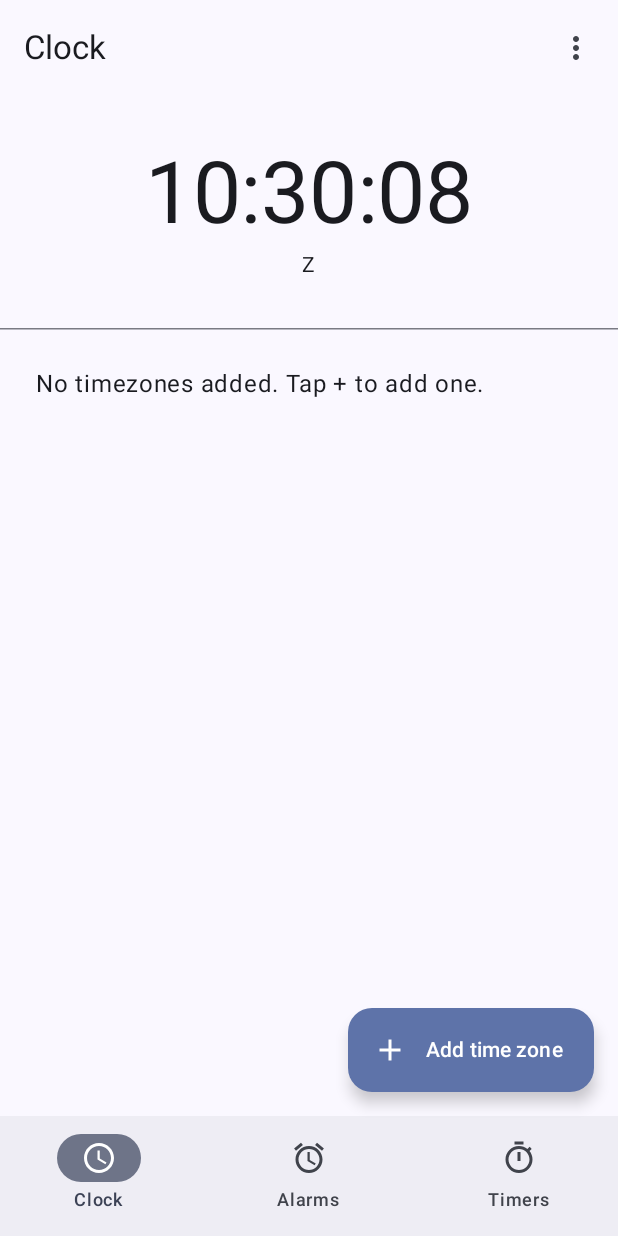
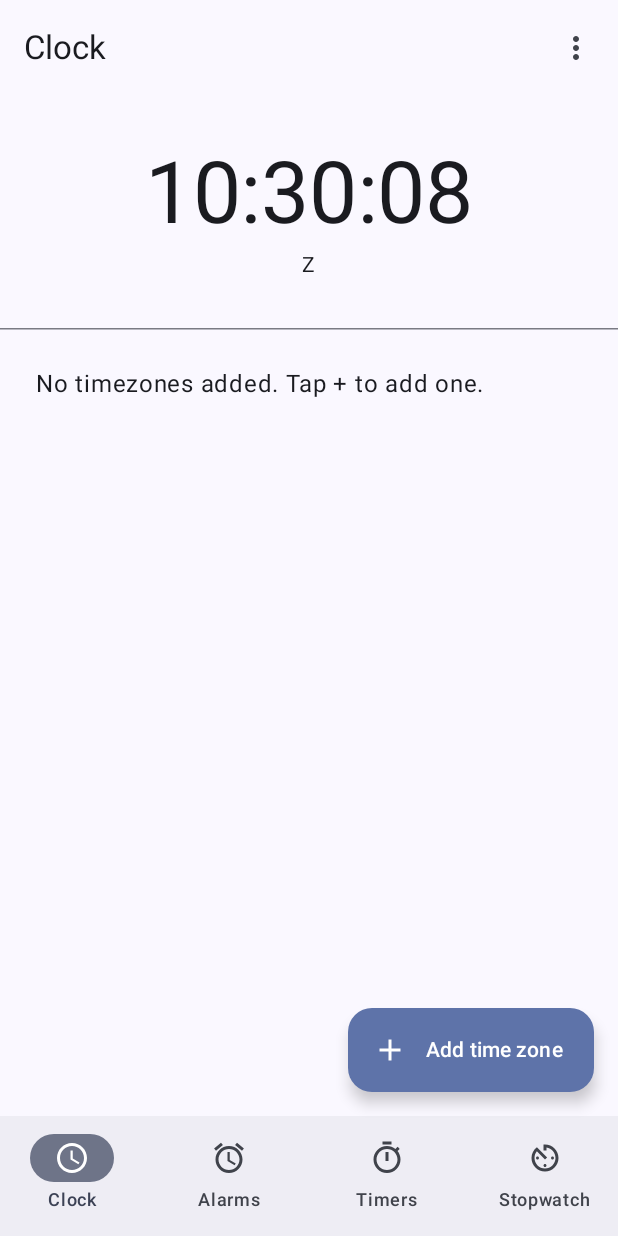
Before and after one commit to TargetCrafter/HA-Alarmclock, an Android app built with Jetpack Compose: the screen it shows after launch (MainActivity), on a phone screen of 412 x 824 dp. Run offline under Robolectric (Android 15) with nearby library versions, the phone set to English and light mode, and no system bars; our stand-ins replace Room's generated code; 5 statements that could not run were skipped.

Commit message:
True 1s widget ticking via foreground service, widget polish, hourly alarm heads-up, stopwatch tab
- Analog widget now ticks every second via a real foreground service
  (AnalogWidgetTickerService) instead of AlarmManager, which Android throttles to roughly
  every few seconds once the app isn't foregrounded - not a bug in how it was scheduled,
  just the platform ceiling on that API. Costs one permanent, silent, low-priority
  notification while any analog widget is present, plus a bit more battery, matching how
  HaSyncService already works for HA connectivity. AnalogWidgetTicker now just starts/stops
  the service (ensureRunning/stopIfNoInstances), tracking both the opaque and transparent
  analog providers together since a provider's own onDisabled only fires when *that*
  provider's last instance goes.
- Transparent analog widget now bakes a filled circle behind the face into the bitmap
  (AnalogClockRenderer's backgroundCircleColor) so it still reads as a clock face on the
  wallpaper instead of bare hands, without the rectangle the opaque variant already gets.
- widget_analog_clock.xml reworked from a squeezed LinearLayout to a full-bleed FrameLayout:
  the clock face fills the whole widget (bigger), with the next-alarm line overlaid near
  the bottom instead of its own row. All four widgets (analog/digital, opaque/transparent)
  now hide that line entirely when there's no next alarm, instead of a permanent
  "No alarm set" placeholder.
- The upcoming-alarm notification (already ongoing/non-dismissable with a live countdown
  and Skip action) now fires an hour before an alarm instead of 10 minutes, for a much
  clearer heads-up window.
- Added a Stopwatch tab: counts up in MM:SS.mmm, Start/Pause/Resume plus a button that's
  Lap while running and Reset once paused. Backed by SystemClock.elapsedRealtime() (immune
  to wall-clock changes) in a plain ViewModel - no foreground service, since a stopwatch has
  nothing to notify about the way a timer does. The shared Add FAB doesn't apply to this
  tab, so Tab.addLabelRes is now nullable and the FAB just doesn't render there.

Co-Authored-By: Claude Sonnet 5 <noreply@anthropic.com>
Claude-Session: https://claude.ai/code/session_01C7x8v5c5Lu29PBWy1LdfCe

```diff
--- a/app/src/main/java/com/targetcrafter/haalarmclock/HaAlarmClockApp.kt
+++ b/app/src/main/java/com/targetcrafter/haalarmclock/HaAlarmClockApp.kt
@@ -34,6 +34,7 @@ const val NOTIFICATION_CHANNEL_ALARM = "alarm_ringing"
 const val NOTIFICATION_CHANNEL_SYNC = "ha_sync"
 const val NOTIFICATION_CHANNEL_UPCOMING = "upcoming_alarm"
 const val NOTIFICATION_CHANNEL_TIMER = "timer"
+const val NOTIFICATION_CHANNEL_WIDGET_TICKER = "widget_ticker"
 
 class HaAlarmClockApp : Application() {
 
@@ -121,6 +122,13 @@ class HaAlarmClockApp : Application() {
                 NotificationManager.IMPORTANCE_HIGH,
             ).apply { setBypassDnd(true) },
         )
+        nm.createNotificationChannel(
+            NotificationChannel(
+                NOTIFICATION_CHANNEL_WIDGET_TICKER,
+                getString(R.string.notification_channel_widget_ticker),
+                NotificationManager.IMPORTANCE_MIN,
+            ),
+        )
     }
 
     companion object {
--- a/app/src/main/java/com/targetcrafter/haalarmclock/alarm/AlarmScheduler.kt
+++ b/app/src/main/java/com/targetcrafter/haalarmclock/alarm/AlarmScheduler.kt
@@ -16,7 +16,7 @@ const val EXTRA_ALARM_ID = "alarm_id"
 const val EXTRA_IS_SNOOZE = "is_snooze"
 const val EXTRA_ORIGINAL_TRIGGER_AT_MILLIS = "original_trigger_at_millis"
 
-const val UPCOMING_NOTIFICATION_LEAD_MILLIS = 10 * 60 * 1000L
+const val UPCOMING_NOTIFICATION_LEAD_MILLIS = 60 * 60 * 1000L
 
 /**
  * Schedules alarms with [AlarmManager.setAlarmClock], the API meant for alarm-clock apps: it is
--- a/app/src/main/java/com/targetcrafter/haalarmclock/alarm/BootReceiver.kt
+++ b/app/src/main/java/com/targetcrafter/haalarmclock/alarm/BootReceiver.kt
@@ -29,6 +29,6 @@ class BootReceiver : BroadcastReceiver() {
         }
         startHaSyncServiceIfConfigured(context)
 
-        if (AnalogWidgetTicker.hasAnyInstance(context)) AnalogWidgetTicker.scheduleNextTick(context)
+        AnalogWidgetTicker.ensureRunning(context)
     }
 }
--- a/app/src/main/java/com/targetcrafter/haalarmclock/ui/MainActivity.kt
+++ b/app/src/main/java/com/targetcrafter/haalarmclock/ui/MainActivity.kt
@@ -17,10 +17,12 @@ import androidx.compose.material.icons.Icons
 import androidx.compose.material.icons.filled.AccessTime
 import androidx.compose.material.icons.filled.Add
 import androidx.compose.material.icons.filled.Alarm
+import androidx.compose.material.icons.filled.AvTimer
 import androidx.compose.material.icons.filled.MoreVert
 import androidx.compose.material.icons.filled.Timer
 import androidx.compose.material.icons.outlined.AccessTime
 import androidx.compose.material.icons.outlined.Alarm
+import androidx.compose.material.icons.outlined.AvTimer
 import androidx.compose.material.icons.outlined.Timer
 import androidx.compose.material3.ExperimentalMaterial3Api
 import androidx.compose.material3.ExtendedFloatingActionButton
@@ -53,6 +55,7 @@ import com.targetcrafter.haalarmclock.ha.startHaSyncServiceIfConfigured
 import com.targetcrafter.haalarmclock.ui.alarmlist.AlarmListScreen
 import com.targetcrafter.haalarmclock.ui.clock.ClockScreen
 import com.targetcrafter.haalarmclock.ui.settings.SettingsScreen
+import com.targetcrafter.haalarmclock.ui.stopwatch.StopwatchScreen
 import com.targetcrafter.haalarmclock.ui.theme.HaAlarmClockTheme
 import com.targetcrafter.haalarmclock.ui.timerlist.TimerListScreen
 import kotlinx.coroutines.launch
@@ -60,16 +63,18 @@ import kotlinx.coroutines.launch
 private const val ROUTE_TABS = "tabs"
 private const val ROUTE_SETTINGS = "settings"
 
-/** Clock first, per the reordering the user asked for. */
+/** Clock first, per the reordering the user asked for. [addLabelRes] is null for tabs with no
+ * "add" concept (Stopwatch) — the shared FAB just doesn't render on those. */
 private enum class Tab(
     val labelRes: Int,
-    val addLabelRes: Int,
+    val addLabelRes: Int?,
     val filledIcon: ImageVector,
     val outlinedIcon: ImageVector,
 ) {
     CLOCK(R.string.tab_clock, R.string.add_timezone, Icons.Filled.AccessTime, Icons.Outlined.AccessTime),
     ALARMS(R.string.tab_alarms, R.string.add_alarm, Icons.Filled.Alarm, Icons.Outlined.Alarm),
     TIMERS(R.string.tab_timers, R.string.add_timer, Icons.Filled.Timer, Icons.Outlined.Timer),
+    STOPWATCH(R.string.tab_stopwatch, null, Icons.Filled.AvTimer, Icons.Outlined.AvTimer),
 }
 
 class MainActivity : ComponentActivity() {
@@ -86,7 +91,7 @@ class MainActivity : ComponentActivity() {
         setContent {
             HaAlarmClockTheme {
                 val navController = rememberNavController()
-                // Only Tabs <-> Settings is a real navigation; switching between the three tabs
+                // Only Tabs <-> Settings is a real navigation; switching between the four tabs
                 // themselves is a HorizontalPager, not a nav-graph destination — see TabsScreen. A
                 // fade here showed a visible artifact that a plain instant cut can't: with no
                 // animated frames at all, there's nothing for a partial-alpha blend to go wrong on.
@@ -164,12 +169,16 @@ private fun TabsScreen(onOpenSettings: () -> Unit) {
             }
         },
         floatingActionButton = {
-            // Also shared and fixed in place; only its label tracks the current page.
-            ExtendedFloatingActionButton(
-                onClick = { pendingAddPage = pagerState.currentPage },
-                icon = { Icon(Icons.Filled.Add, contentDescription = null) },
-                text = { Text(stringResource(currentTab.addLabelRes)) },
-            )
+            // Also shared and fixed in place; only its label tracks the current page. Tabs with
+            // no "add" concept (Stopwatch) have a null addLabelRes, so nothing renders there
+            // instead of repurposing this FAB for something unrelated.
+            currentTab.addLabelRes?.let { addLabelRes ->
+                ExtendedFloatingActionButton(
+                    onClick = { pendingAddPage = pagerState.currentPage },
+                    icon = { Icon(Icons.Filled.Add, contentDescription = null) },
+                    text = { Text(stringResource(addLabelRes)) },
+                )
+            }
         },
     ) { innerPadding ->
         HorizontalPager(
@@ -189,6 +198,7 @@ private fun TabsScreen(onOpenSettings: () -> Unit) {
                     showAddDialog = pendingAddPage == page,
                     onAddDialogDismiss = { pendingAddPage = null },
                 )
+                Tab.STOPWATCH -> StopwatchScreen()
             }
         }
     }
--- a/app/src/main/java/com/targetcrafter/haalarmclock/widget/AnalogClockRenderer.kt
+++ b/app/src/main/java/com/targetcrafter/haalarmclock/widget/AnalogClockRenderer.kt
@@ -26,12 +26,21 @@ private val SECOND_HAND_COLOR = Color.parseColor("#E53935")
  */
 object AnalogClockRenderer {
 
-    fun render(hour: Int, minute: Int, second: Int, color: Int): Bitmap {
+    /** [backgroundCircleColor], when non-null, fills a disc behind the face/ticks/hands — used by
+     * the transparent widget variant so it still reads as a clock face rather than bare hands
+     * floating on the wallpaper, without the rectangle the opaque variant already gets from the
+     * widget's own background. Left `null` for the opaque variant, which would otherwise double up. */
+    fun render(hour: Int, minute: Int, second: Int, color: Int, backgroundCircleColor: Int? = null): Bitmap {
         val bitmap = Bitmap.createBitmap(RENDER_SIZE_PX, RENDER_SIZE_PX, Bitmap.Config.ARGB_8888)
         val canvas = Canvas(bitmap)
         val cx = RENDER_SIZE_PX / 2f
         val cy = RENDER_SIZE_PX / 2f
         val radius = RENDER_SIZE_PX / 2f * 0.92f
+
+        if (backgroundCircleColor != null) {
+            val bgPaint = Paint(Paint.ANTI_ALIAS_FLAG).apply { color = backgroundCircleColor; style = Paint.Style.FILL }
+            canvas.drawCircle(cx, cy, RENDER_SIZE_PX / 2f * 0.98f, bgPaint)
+        }
 
         val facePaint = Paint(Paint.ANTI_ALIAS_FLAG).apply {
             this.color = color
--- a/app/src/main/java/com/targetcrafter/haalarmclock/widget/ClockWidgetUpdater.kt
+++ b/app/src/main/java/com/targetcrafter/haalarmclock/widget/ClockWidgetUpdater.kt
@@ -8,6 +8,7 @@ import android.content.Context
 import android.content.Intent
 import android.graphics.Bitmap
 import android.graphics.Color
+import android.view.View
 import android.widget.RemoteViews
 import com.targetcrafter.haalarmclock.HaAlarmClockApp
 import com.targetcrafter.haalarmclock.R
@@ -34,23 +35,31 @@ object ClockWidgetUpdater {
         val alarms = app.repository.alarms.first()
         val appearance = app.widgetAppearanceStore.appearance.first()
         val next = alarms.filter { it.enabled }.minByOrNull { it.nextTriggerAtMillis() }
-        val label = next?.let { formatNextAlarm(context, it) } ?: context.getString(R.string.widget_no_alarm)
+        val label = next?.let { formatNextAlarm(context, it) }
 
         val manager = AppWidgetManager.getInstance(context)
         updateDigitalWidgets(context, manager, appearance, label, DigitalClockWidgetProvider::class.java, applyBackground = true)
         updateDigitalWidgets(context, manager, appearance, label, DigitalClockTransparentWidgetProvider::class.java, applyBackground = false)
 
         val now = LocalTime.now()
-        val face = AnalogClockRenderer.render(now.hour, now.minute, now.second, appearance.foregroundColor)
-        updateAnalogWidgets(context, manager, appearance, label, face, AnalogClockWidgetProvider::class.java, applyBackground = true)
-        updateAnalogWidgets(context, manager, appearance, label, face, AnalogClockTransparentWidgetProvider::class.java, applyBackground = false)
+        // The transparent variant bakes a circular disc behind the face right into the bitmap
+        // (see AnalogClockRenderer) so it still reads as a clock rather than bare hands on the
+        // wallpaper — the opaque variant already gets that from the widget's own rectangle, so it
+        // renders without one, meaning the two variants need separately rendered bitmaps.
+        val opaqueFace = AnalogClockRenderer.render(now.hour, now.minute, now.second, appearance.foregroundColor)
+        val transparentFace = AnalogClockRenderer.render(
+            now.hour, now.minute, now.second, appearance.foregroundColor,
+            backgroundCircleColor = appearance.backgroundColor,
+        )
+        updateAnalogWidgets(context, manager, appearance, label, opaqueFace, AnalogClockWidgetProvider::class.java, applyBackground = true)
+        updateAnalogWidgets(context, manager, appearance, label, transparentFace, AnalogClockTransparentWidgetProvider::class.java, applyBackground = false)
     }
 
     private fun updateDigitalWidgets(
         context: Context,
         manager: AppWidgetManager,
         appearance: WidgetAppearance,
-        nextAlarmLabel: String,
+        nextAlarmLabel: String?,
         provider: Class<out AppWidgetProvider>,
         applyBackground: Boolean,
     ) {
@@ -69,7 +78,7 @@ object ClockWidgetUpdater {
         context: Context,
         manager: AppWidgetManager,
         appearance: WidgetAppearance,
-        nextAlarmLabel: String,
+        nextAlarmLabel: String?,
         face: Bitmap,
         provider: Class<out AppWidgetProvider>,
         applyBackground: Boolean,
@@ -89,7 +98,7 @@ object ClockWidgetUpdater {
         context: Context,
         views: RemoteViews,
         appearance: WidgetAppearance,
-        nextAlarmLabel: String,
+        nextAlarmLabel: String?,
         applyBackground: Boolean,
     ) {
         // Losing the widget's rounded corners on API < 31 is the tradeoff for user-choosable
@@ -97,8 +106,16 @@ object ClockWidgetUpdater {
         // API 31+ launchers clip/round every widget's outer bounds automatically regardless.
         // The transparent variants skip this entirely, leaving the wallpaper showing through.
         views.setInt(R.id.widget_root, "setBackgroundColor", if (applyBackground) appearance.backgroundColor else Color.TRANSPARENT)
-        views.setTextViewText(R.id.widget_next_alarm, nextAlarmLabel)
-        views.setTextColor(R.id.widget_next_alarm, withAlpha(appearance.foregroundColor, 0.7f))
+        if (nextAlarmLabel != null) {
+            views.setViewVisibility(R.id.widget_next_alarm, View.VISIBLE)
+            views.setTextViewText(R.id.widget_next_alarm, nextAlarmLabel)
+            views.setTextColor(R.id.widget_next_alarm, withAlpha(appearance.foregroundColor, 0.7f))
+        } else {
+            // No alarm set at all — leaving a permanent "No alarm set" placeholder just added
+            // clutter, and for the analog widget it now overlays the clock face directly, so an
+            // unnecessary line there is more noticeable than it used to be below the face.
+            views.setViewVisibility(R.id.widget_next_alarm, View.GONE)
+        }
         views.setOnClickPendingIntent(
             R.id.widget_root,
             PendingIntent.getActivity(
--- a/app/src/main/res/values/strings.xml
+++ b/app/src/main/res/values/strings.xml
@@ -3,6 +3,8 @@
     <string name="notification_channel_alarm_ringing">Alarm ringing</string>
     <string name="notification_channel_ha_sync">Home Assistant sync</string>
     <string name="notification_channel_upcoming_alarm">Upcoming alarm</string>
+    <string name="notification_channel_widget_ticker">Widget updates</string>
+    <string name="widget_ticker_notification_title">Keeping the analog widget\'s second hand live</string>
     <string name="ha_sync_notification_title">HA Alarm Clock</string>
     <string name="ha_sync_notification_text_connected">Connected to Home Assistant</string>
     <string name="ha_sync_notification_text_disconnected">Not connected to Home Assistant</string>
@@ -16,7 +18,6 @@
     <string name="widget_digital_clock_transparent_label">Digital clock (no background)</string>
     <string name="widget_analog_clock_transparent_label">Analog clock (no background)</string>
     <string name="widget_next_alarm">Next: %1$s</string>
-    <string name="widget_no_alarm">No alarm set</string>
 
     <string name="notification_channel_timer">Timers</string>
     <string name="timer_default_label">Timer</string>
@@ -29,6 +30,7 @@
     <string name="tab_alarms">Alarms</string>
     <string name="tab_timers">Timers</string>
     <string name="tab_clock">Clock</string>
+    <string name="tab_stopwatch">Stopwatch</string>
     <string name="no_timers_yet">No timers yet. Tap + to add one.</string>
     <string name="add_timer">Add timer</string>
     <string name="start_timer">Start</string>
```
Also changed, not shown: app/src/main/AndroidManifest.xml (+10 -4 lines), app/src/main/java/com/targetcrafter/haalarmclock/alarm/UpcomingAlarmReceiver.kt (+5 -4 lines), app/src/main/java/com/targetcrafter/haalarmclock/ui/stopwatch/StopwatchScreen.kt (added, +118 -0 lines), app/src/main/java/com/targetcrafter/haalarmclock/ui/stopwatch/StopwatchViewModel.kt (added, +89 -0 lines), app/src/main/java/com/targetcrafter/haalarmclock/widget/AnalogWidgetTicker.kt (+22 -71 lines), app/src/main/java/com/targetcrafter/haalarmclock/widget/AnalogWidgetTickerService.kt (added, +58 -0 lines), app/src/main/java/com/targetcrafter/haalarmclock/widget/ClockWidgetProviders.kt (+10 -9 lines), app/src/main/res/layout/widget_analog_clock.xml (+7 -9 lines), 1 other file.
